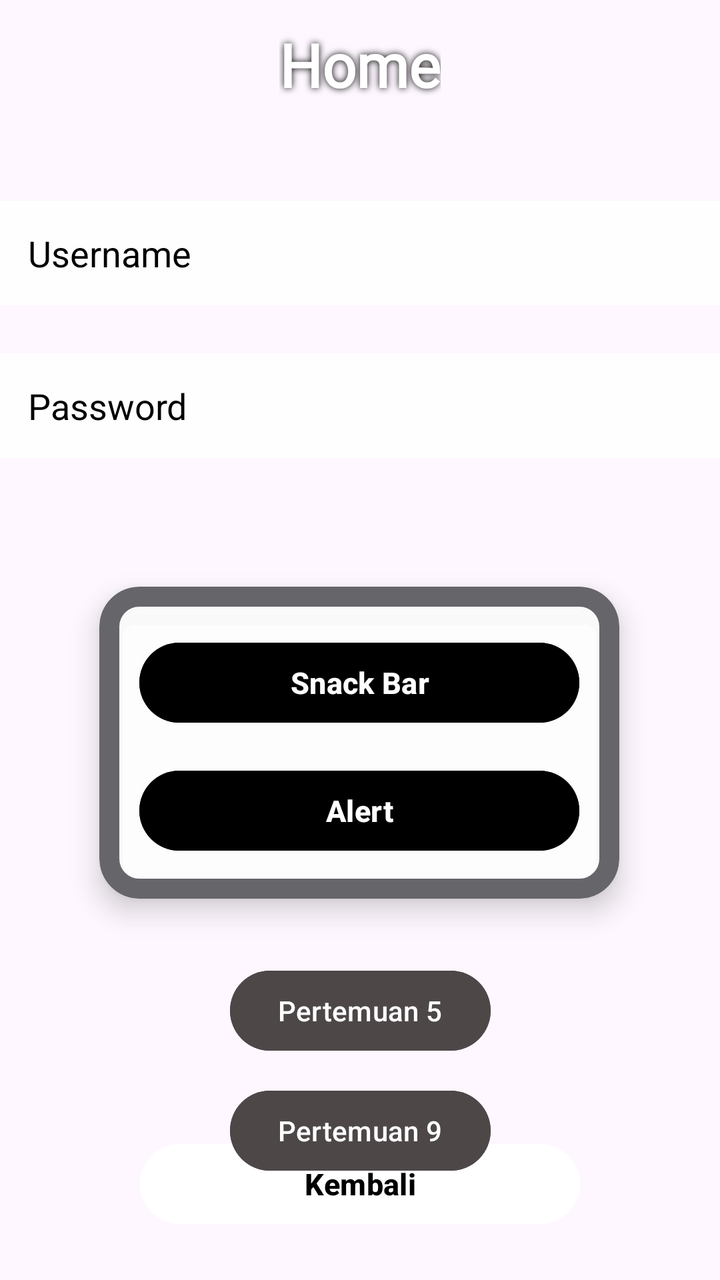
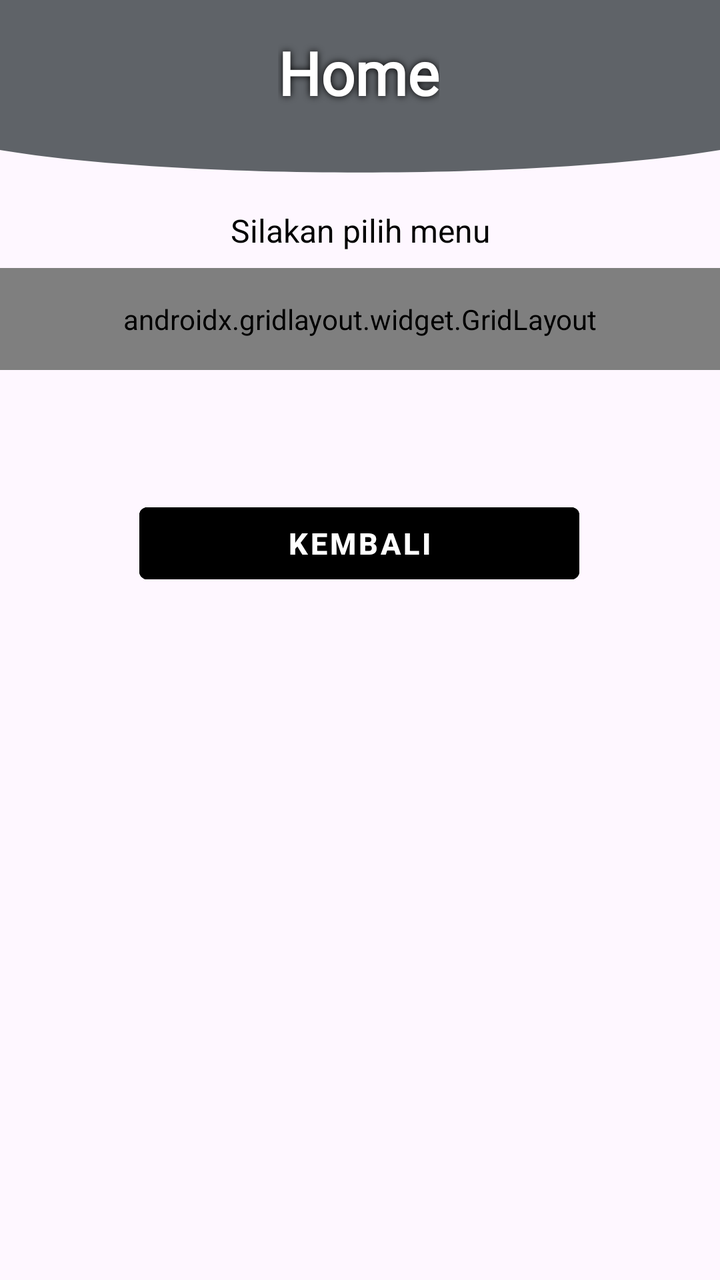

An Android layout rendered at two revisions. The XML below is the earlier revision; the diff shows what the commit changed to produce the second picture.
<!-- AndroidManifest.xml: application theme Theme.YusufSy_3TIB -->
<!-- res/layout/fragment_home.xml -->
<?xml version="1.0" encoding="utf-8"?>
<androidx.constraintlayout.widget.ConstraintLayout xmlns:android="http://schemas.android.com/apk/res/android"
    xmlns:tools="http://schemas.android.com/tools"
    android:layout_width="match_parent"
    android:layout_height="match_parent"
    xmlns:app="http://schemas.android.com/apk/res-auto"
    tools:context=".Home.HomeFragment">

    <TextView
        android:id="@+id/textView2"
        android:layout_width="wrap_content"
        android:layout_height="wrap_content"
        android:layout_marginTop="12dp"
        android:text="Home"
        android:fontFamily="@font/merriweatherextrabold"
        android:textSize="30sp"
        android:textStyle="bold"
        android:textColor="#FFFFFF"
        android:shadowColor="#000000"
        android:shadowDx="0"
        android:shadowDy="0"
        android:shadowRadius="8"
        app:layout_constraintTop_toTopOf="parent"
        app:layout_constraintStart_toStartOf="parent"
        app:layout_constraintEnd_toEndOf="parent" />

    <TextView
        android:id="@+id/txtUsername"
        android:layout_width="0dp"
        android:layout_height="wrap_content"
        android:layout_marginTop="48dp"
        android:background="#E6FFFFFF"
        android:gravity="center_vertical"
        android:hint="Username"
        android:minHeight="52dp"
        android:padding="14dp"
        android:text="Username"
        android:textColor="#000000"
        android:textSize="18sp"
        app:layout_constraintEnd_toEndOf="parent"
        app:layout_constraintHorizontal_bias="0.0"
        app:layout_constraintStart_toStartOf="parent"
        app:layout_constraintTop_toBottomOf="@+id/textView2" />

    <TextView
        android:id="@+id/txtPassword"
        android:layout_width="0dp"
        android:layout_height="wrap_content"
        android:layout_marginTop="24dp"
        android:background="#E6FFFFFF"
        android:gravity="center_vertical"
        android:hint="Password"
        android:minHeight="52dp"
        android:padding="14dp"
        android:text="Password"
        android:textColor="#000000"
        android:textSize="18sp"
        app:layout_constraintEnd_toEndOf="parent"
        app:layout_constraintHorizontal_bias="0.0"
        app:layout_constraintStart_toStartOf="parent"
        app:layout_constraintTop_toBottomOf="@+id/txtUsername" />

    <com.google.android.material.card.MaterialCardView
        android:id="@+id/materialCardView"
        android:layout_width="260dp"
        android:layout_height="wrap_content"
        app:cardBackgroundColor="#E6FFFFFF"
        app:cardCornerRadius="20dp"
        app:cardElevation="8dp"
        app:strokeColor="#65656A"
        app:strokeWidth="10dp"
        app:contentPadding="20dp"
        app:layout_constraintBottom_toBottomOf="parent"
        app:layout_constraintEnd_toEndOf="parent"
        app:layout_constraintHorizontal_bias="0.495"
        app:layout_constraintStart_toStartOf="parent"
        app:layout_constraintTop_toTopOf="parent"
        app:layout_constraintVertical_bias="0.606">

        <androidx.constraintlayout.widget.ConstraintLayout
            android:layout_width="match_parent"
            android:layout_height="wrap_content">

            <Button
                android:id="@+id/btnSnackBar"
                android:layout_width="0dp"
                android:layout_height="48dp"
                android:layout_marginTop="4dp"
                android:backgroundTint="@color/button"
                android:text="Snack Bar"
                android:textColor="#FFFFFF"
                android:textSize="15sp"
                android:textStyle="bold"
                app:layout_constraintEnd_toEndOf="parent"
                app:layout_constraintHorizontal_bias="0.0"
                app:layout_constraintStart_toStartOf="parent"
                app:layout_constraintTop_toTopOf="parent" />

            <Button
                android:id="@+id/btnAlert"
                android:layout_width="0dp"
                android:layout_height="48dp"
                android:layout_marginTop="16dp"
                android:backgroundTint="@color/button"
                android:text="Alert"
                android:textColor="#FFFFFF"
                android:textSize="15sp"
                android:textStyle="bold"
                app:layout_constraintEnd_toEndOf="parent"
                app:layout_constraintStart_toStartOf="parent"
                app:layout_constraintTop_toBottomOf="@id/btnSnackBar" />

        </androidx.constraintlayout.widget.ConstraintLayout>

    </com.google.android.material.card.MaterialCardView>

    <Button
        android:id="@+id/btnKembali"
        android:layout_width="220dp"
        android:layout_height="48dp"
        android:layout_marginBottom="24dp"
        android:backgroundTint="#E6FFFFFF"
        android:text="Kembali"
        android:textColor="#000000"
        android:textSize="15sp"
        android:textStyle="bold"
        app:layout_constraintBottom_toBottomOf="parent"
        app:layout_constraintStart_toStartOf="parent"
        app:layout_constraintEnd_toEndOf="parent" />

    <Button
        android:id="@+id/btnToLima"
        android:layout_width="wrap_content"
        android:layout_height="wrap_content"
        android:layout_marginTop="32dp"
        android:backgroundTint="#4D4748"
        android:text="Pertemuan 5"
        app:layout_constraintEnd_toEndOf="parent"
        app:layout_constraintStart_toStartOf="parent"
        app:layout_constraintTop_toBottomOf="@+id/materialCardView" />

    
    <Button
        android:id="@+id/btnToNinth"
        android:layout_width="wrap_content"
        android:layout_height="wrap_content"
        android:layout_marginTop="12dp"
        android:backgroundTint="#4D4748"
        android:text="Pertemuan 9"
        app:layout_constraintEnd_toEndOf="parent"
        app:layout_constraintStart_toStartOf="parent"
        app:layout_constraintTop_toBottomOf="@+id/btnToLima" />

    

</androidx.constraintlayout.widget.ConstraintLayout>
<!-- resources referenced by this layout -->
<resources>
  <color name="button">#FF000000</color>
  <style name="Theme.YusufSy_3TIB" parent="Base.Theme.YusufSy_3TIB" />
  <style name="Base.Theme.YusufSy_3TIB" parent="Theme.Material3.DayNight.NoActionBar">
          
          
      </style>
</resources>

<!-- the commit's change to res/layout/fragment_home.xml (unified diff, before → after) -->
@@ -6,151 +6,127 @@
     xmlns:app="http://schemas.android.com/apk/res-auto"
     tools:context=".Home.HomeFragment">
 
+    <View
+        android:id="@+id/background_header"
+        android:layout_width="0dp"
+        android:layout_height="100dp"
+        android:background="@drawable/bg_header_wave"
+        app:layout_constraintEnd_toEndOf="parent"
+        app:layout_constraintStart_toStartOf="parent"
+        app:layout_constraintTop_toTopOf="parent" />
+
     <TextView
         android:id="@+id/textView2"
         android:layout_width="wrap_content"
         android:layout_height="wrap_content"
-        android:layout_marginTop="12dp"
-        android:text="Home"
+        android:layout_marginTop="16dp"
         android:fontFamily="@font/merriweatherextrabold"
-        android:textSize="30sp"
-        android:textStyle="bold"
-        android:textColor="#FFFFFF"
         android:shadowColor="#000000"
         android:shadowDx="0"
         android:shadowDy="0"
         android:shadowRadius="8"
-        app:layout_constraintTop_toTopOf="parent"
+        android:text="Home"
+        android:textColor="#FFFFFF"
+        android:textSize="30sp"
+        android:textStyle="bold"
+        app:layout_constraintEnd_toEndOf="parent"
+        app:layout_constraintHorizontal_bias="0.498"
         app:layout_constraintStart_toStartOf="parent"
-        app:layout_constraintEnd_toEndOf="parent" />
+        app:layout_constraintTop_toTopOf="parent" />
+
 
     <TextView
-        android:id="@+id/txtUsername"
-        android:layout_width="0dp"
+        android:id="@+id/tvSubtitle"
+        android:layout_width="wrap_content"
         android:layout_height="wrap_content"
         android:layout_marginTop="48dp"
-        android:background="#E6FFFFFF"
-        android:gravity="center_vertical"
-        android:hint="Username"
-        android:minHeight="52dp"
-        android:padding="14dp"
-        android:text="Username"
-        android:textColor="#000000"
-        android:textSize="18sp"
+        android:text="Silakan pilih menu"
+        android:textColor="@color/button"
+        android:textSize="16dp"
         app:layout_constraintEnd_toEndOf="parent"
-        app:layout_constraintHorizontal_bias="0.0"
         app:layout_constraintStart_toStartOf="parent"
         app:layout_constraintTop_toBottomOf="@+id/textView2" />
 
-    <TextView
-        android:id="@+id/txtPassword"
+    <androidx.gridlayout.widget.GridLayout
+        android:id="@+id/gridMenu"
         android:layout_width="0dp"
         android:layout_height="wrap_content"
-        android:layout_marginTop="24dp"
-        android:background="#E6FFFFFF"
-        android:gravity="center_vertical"
-        android:hint="Password"
-        android:minHeight="52dp"
-        android:padding="14dp"
-        android:text="Password"
-        android:textColor="#000000"
-        android:textSize="18sp"
+        android:layout_marginTop="8dp"
+        android:padding="16dp"
+        app:columnCount="2"
+        app:useDefaultMargins="true"
         app:layout_constraintEnd_toEndOf="parent"
-        app:layout_constraintHorizontal_bias="0.0"
         app:layout_constraintStart_toStartOf="parent"
-        app:layout_constraintTop_toBottomOf="@+id/txtUsername" />
+        app:layout_constraintTop_toBottomOf="@+id/tvSubtitle">
 
-    <com.google.android.material.card.MaterialCardView
-        android:id="@+id/materialCardView"
-        android:layout_width="260dp"
-        android:layout_height="wrap_content"
-        app:cardBackgroundColor="#E6FFFFFF"
-        app:cardCornerRadius="20dp"
-        app:cardElevation="8dp"
-        app:strokeColor="#65656A"
-        app:strokeWidth="10dp"
-        app:contentPadding="20dp"
-        app:layout_constraintBottom_toBottomOf="parent"
-        app:layout_constraintEnd_toEndOf="parent"
-        app:layout_constraintHorizontal_bias="0.495"
-        app:layout_constraintStart_toStartOf="parent"
-        app:layout_constraintTop_toTopOf="parent"
-        app:layout_constraintVertical_bias="0.606">
+        <Button
+            android:id="@+id/btnSnackBar"
+            android:layout_width="0dp"
+            android:layout_height="64dp"
+            android:backgroundTint="@color/button"
+            android:text="Snack Bar"
+            android:textColor="#FFFFFF"
+            android:textSize="15sp"
+            android:textStyle="bold"
+            app:layout_columnWeight="1"
+            app:layout_gravity="fill_horizontal" />
 
-        <androidx.constraintlayout.widget.ConstraintLayout
-            android:layout_width="match_parent"
-            android:layout_height="wrap_content">
+        <Button
+            android:id="@+id/btnAlert"
+            android:layout_width="0dp"
+            android:layout_height="64dp"
+            android:backgroundTint="@color/button"
+            android:text="Alert"
+            android:textColor="#FFFFFF"
+            android:textSize="15sp"
+            android:textStyle="bold"
+            app:layout_columnWeight="1"
+            app:layout_gravity="fill_horizontal" />
 
-            <Button
-                android:id="@+id/btnSnackBar"
-                android:layout_width="0dp"
-                android:layout_height="48dp"
-                android:layout_marginTop="4dp"
-                android:backgroundTint="@color/button"
-                android:text="Snack Bar"
-                android:textColor="#FFFFFF"
-                android:textSize="15sp"
-                android:textStyle="bold"
-                app:layout_constraintEnd_toEndOf="parent"
-                app:layout_constraintHorizontal_bias="0.0"
-                app:layout_constraintStart_toStartOf="parent"
-                app:layout_constraintTop_toTopOf="parent" />
+        <Button
+            android:id="@+id/btnToLima"
+            android:layout_width="0dp"
+            android:layout_height="64dp"
+            android:backgroundTint="@color/button"
+            android:text="Pertemuan 5"
+            android:textColor="#FFFFFF"
+            android:textSize="15sp"
+            android:textStyle="bold"
+            app:layout_columnWeight="1"
+            app:layout_gravity="fill_horizontal" />
 
-            <Button
-                android:id="@+id/btnAlert"
-                android:layout_width="0dp"
-                android:layout_height="48dp"
-                android:layout_marginTop="16dp"
-                android:backgroundTint="@color/button"
-                android:text="Alert"
-                android:textColor="#FFFFFF"
-                android:textSize="15sp"
-                android:textStyle="bold"
-                app:layout_constraintEnd_toEndOf="parent"
-                app:layout_constraintStart_toStartOf="parent"
-                app:layout_constraintTop_toBottomOf="@id/btnSnackBar" />
+        <Button
+            android:id="@+id/btnToNinth"
+            android:layout_width="0dp"
+            android:layout_height="64dp"
+            android:backgroundTint="@color/button"
+            android:text="Pertemuan 9"
+            android:textColor="#FFFFFF"
+            android:textSize="15sp"
+            android:textStyle="bold"
+            app:layout_columnWeight="1"
+            app:layout_gravity="fill_horizontal" />
 
-        </androidx.constraintlayout.widget.ConstraintLayout>
 
-    </com.google.android.material.card.MaterialCardView>
+    </androidx.gridlayout.widget.GridLayout>
 
     <Button
         android:id="@+id/btnKembali"
+        style="@style/Widget.MaterialComponents.Button.OutlinedButton"
         android:layout_width="220dp"
         android:layout_height="48dp"
         android:layout_marginBottom="24dp"
-        android:backgroundTint="#E6FFFFFF"
+        android:backgroundTint="@color/button"
         android:text="Kembali"
-        android:textColor="#000000"
+        android:textColor="@color/white"
         android:textSize="15sp"
         android:textStyle="bold"
         app:layout_constraintBottom_toBottomOf="parent"
+        app:layout_constraintEnd_toEndOf="parent"
+        app:layout_constraintHorizontal_bias="0.497"
         app:layout_constraintStart_toStartOf="parent"
-        app:layout_constraintEnd_toEndOf="parent" />
-
-    <Button
-        android:id="@+id/btnToLima"
-        android:layout_width="wrap_content"
-        android:layout_height="wrap_content"
-        android:layout_marginTop="32dp"
-        android:backgroundTint="#4D4748"
-        android:text="Pertemuan 5"
-        app:layout_constraintEnd_toEndOf="parent"
-        app:layout_constraintStart_toStartOf="parent"
-        app:layout_constraintTop_toBottomOf="@+id/materialCardView" />
-
-    
-    <Button
-        android:id="@+id/btnToNinth"
-        android:layout_width="wrap_content"
-        android:layout_height="wrap_content"
-        android:layout_marginTop="12dp"
-        android:backgroundTint="#4D4748"
-        android:text="Pertemuan 9"
-        app:layout_constraintEnd_toEndOf="parent"
-        app:layout_constraintStart_toStartOf="parent"
-        app:layout_constraintTop_toBottomOf="@+id/btnToLima" />
-
-    
+        app:layout_constraintTop_toBottomOf="@+id/gridMenu"
+        app:layout_constraintVertical_bias="0.164"
+        app:strokeColor="@color/button" />
 
 </androidx.constraintlayout.widget.ConstraintLayout>
<!-- resource entries referenced after the edit -->
@@ -1,7 +1,24 @@
 <!-- resources referenced by this layout -->
 <resources>
   <color name="button">#FF000000</color>
+  <color name="white">#FFFFFFFF</color>
+  <!-- drawable bg_header_wave (drawable) -->
+  <?xml version="1.0" encoding="utf-8"?>
+  <vector xmlns:android="http://schemas.android.com/apk/res/android"
+      android:width="100dp"
+      android:height="100dp"
+      android:viewportWidth="100"
+      android:viewportHeight="100">
+  
+  
+  
+  
+      <path
+          android:fillColor="@color/abu_gelap"
+          android:pathData="M0,0 L100,0 L100,75 C75,90 25,90 0,75 Z" />
+  </vector>
   <style name="Theme.YusufSy_3TIB" parent="Base.Theme.YusufSy_3TIB" />
+  <color name="abu_gelap">#5F6368</color>
   <style name="Base.Theme.YusufSy_3TIB" parent="Theme.Material3.DayNight.NoActionBar">
           
           
